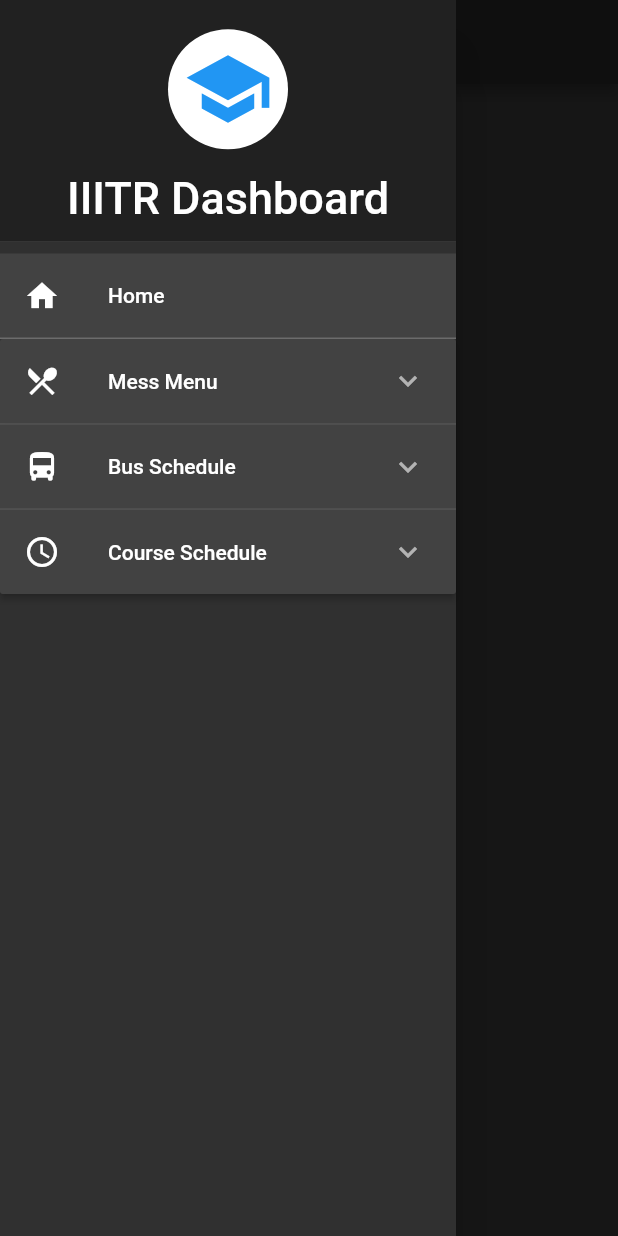
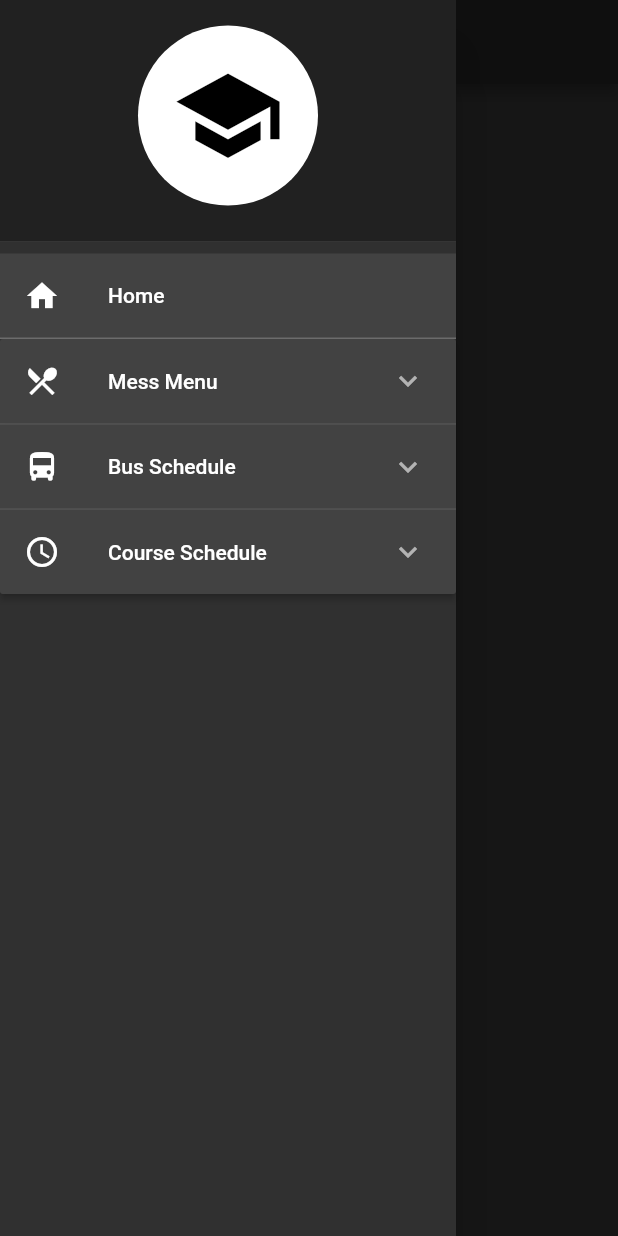
Before and after one commit to Codesoc-IIITR/IIITR, a Flutter app: the screen it shows after launch, with the side drawer open, on a phone screen of 412 x 824 dp. Run offline on Flutter 3.47's test engine with Material 2 defaults, Android fonts, the light colour scheme and no system bars; our stand-ins replace auto_size_text, cloud_firestore, flip_card, flutter_spinkit; missing offline and left inert: cloud_firestore_web, firebase_core_web; accounts and stored records are empty.

Commit message:
minor design changes in drawer

```diff
--- /dev/null
+++ b/lib/generated_plugin_registrant.dart
@@ -0,0 +1,18 @@
+//
+// Generated file. Do not edit.
+//
+
+// ignore: unused_import
+import 'dart:ui';
+
+import 'package:cloud_firestore_web/cloud_firestore_web.dart';
+import 'package:firebase_core_web/firebase_core_web.dart';
+
+import 'package:flutter_web_plugins/flutter_web_plugins.dart';
+
+// ignore: public_member_api_docs
+void registerPlugins(PluginRegistry registry) {
+  FirestoreWeb.registerWith(registry.registrarFor(FirestoreWeb));
+  FirebaseCoreWeb.registerWith(registry.registrarFor(FirebaseCoreWeb));
+  registry.registerMessageHandler();
+}
--- a/lib/home_page.dart
+++ b/lib/home_page.dart
@@ -19,7 +19,7 @@ class _HomePageState extends State<HomePage> {
         drawer: MyDrawer(),
         appBar: AppBar(
           title: Text(
-            'IIIT Dashboard',
+            'Home',
           ),
         ),
         body: StreamBuilder(
--- a/lib/my_drawer.dart
+++ b/lib/my_drawer.dart
@@ -153,21 +153,21 @@ class _MyDrawerState extends State<MyDrawer> {
                   backgroundColor: Colors.white,
                   child: Icon(
                     Icons.school,
-                    color: Colors.blue,
-                    size: 60.0,
+                    color: Colors.black,
+                    size: 75.0,
                   ),
                   // backgroundImage: AssetImage('images/temporary_logo.png'),
-                  radius: 40.0,
+                  radius: 60.0,
                 ),
                 SizedBox(
                   height: 15.0,
                 ),
-                Text(
-                  'IIITR Dashboard',
-                  style: TextStyle(
-                    fontSize: 30.0,
-                  ),
-                ),
+                // Text(
+                //   'IIITR Dashboard',
+                //   style: TextStyle(
+                //     fontSize: 30.0,
+                //   ),
+                // ),
               ],
             ),
 
```
Also changed, not shown: pubspec.lock, 3 other files.
